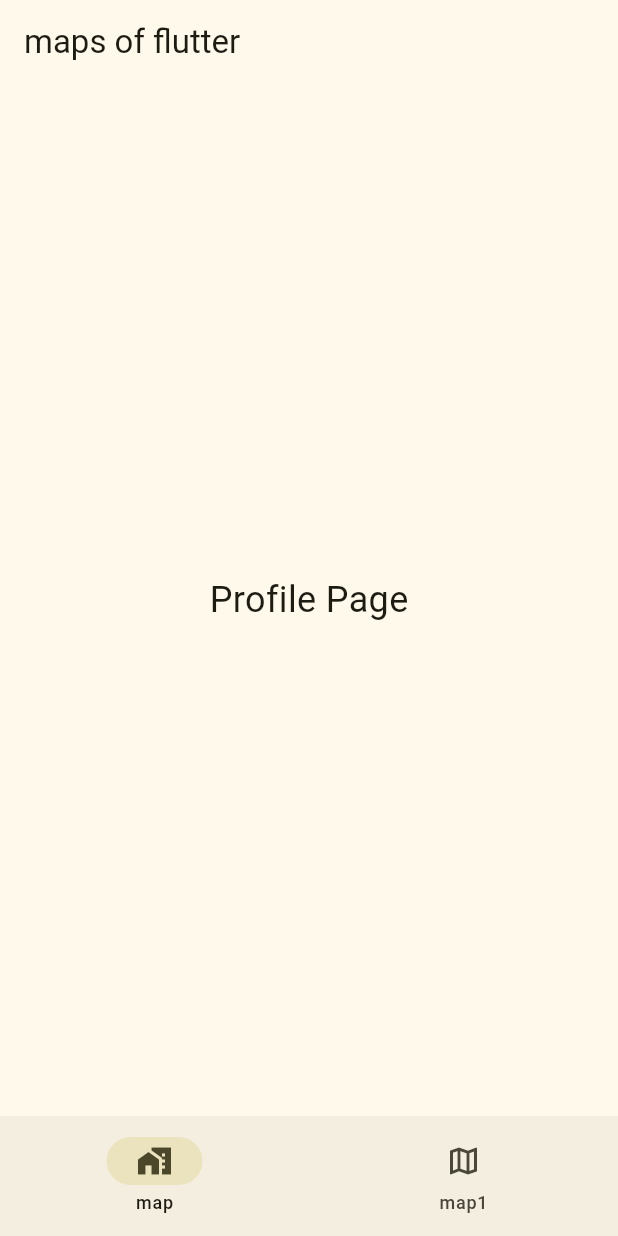
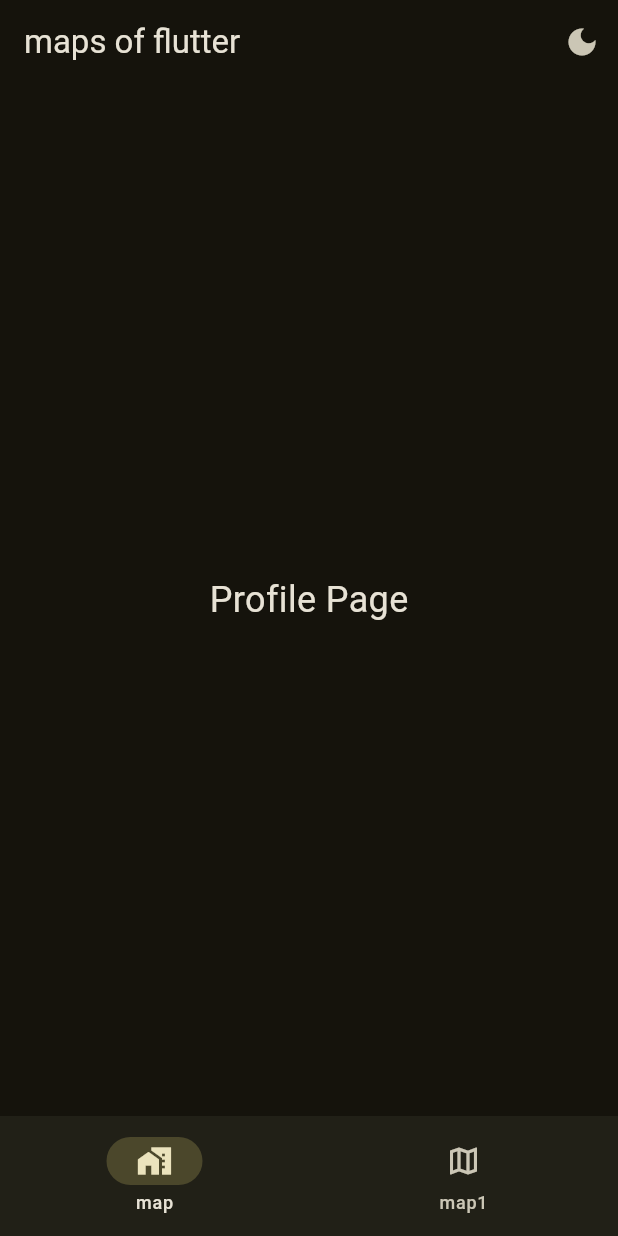
Before and after one commit to Abed-Al-Hussien-Saeed/learning-flutter-basics-, a Flutter app: the screen it shows after launch, on a phone screen of 412 x 824 dp. Run offline on Flutter 3.47's test engine with Material 3 defaults, Android fonts, the phone set to English and light mode, and no system bars.

Commit message:
the chalnge of changing the the theme using value notifiers

```diff
--- a/lib/Views/pages/Widget_tree.dart
+++ b/lib/Views/pages/Widget_tree.dart
@@ -12,7 +12,22 @@ class WidgetTree extends StatelessWidget {
   @override
   Widget build(BuildContext context) {
     return Scaffold(
-      appBar: AppBar(title: Text('maps of flutter')), // or add drawer here
+      appBar: AppBar(
+        title: Text('maps of flutter'),
+        actions: [
+          IconButton(
+            onPressed: () {
+              IsDarkModeNotifier.value = !IsDarkModeNotifier.value;
+            },
+            icon: ValueListenableBuilder(
+              valueListenable: IsDarkModeNotifier,
+              builder: (context, Isdartkmode, child) {
+                return Icon(Isdartkmode ? Icons.dark_mode : Icons.light_mode);
+              },
+            ),
+          ),
+        ],
+      ), // or add drawer here
       bottomNavigationBar: navB(),
       body: ValueListenableBuilder(
         valueListenable: selectedPageNotifier,
--- a/lib/data/notifires.dart
+++ b/lib/data/notifires.dart
@@ -3,3 +3,5 @@
 import 'package:flutter/material.dart';
 
 ValueNotifier<int> selectedPageNotifier = ValueNotifier(0);
+
+ValueNotifier<bool> IsDarkModeNotifier = ValueNotifier(true);
--- a/lib/main.dart
+++ b/lib/main.dart
@@ -1,5 +1,6 @@
 import 'package:flutter/material.dart';
 import 'package:the_ultimate_flutter_tutorial_for_beginners/Views/pages/Widget_tree.dart';
+import 'package:the_ultimate_flutter_tutorial_for_beginners/data/notifires.dart';
 
 void main() {
   runApp(const MyApp());
@@ -17,13 +18,20 @@ class _MyAppState extends State<MyApp> {
   int currentIndex = 0;
   @override
   Widget build(BuildContext context) {
-    return MaterialApp(
-      debugShowCheckedModeBanner: false,
-      theme: ThemeData(
-        colorScheme: ColorScheme.fromSeed(seedColor: Colors.yellow),
-        brightness: Brightness.light,
-         ),
-      home: WidgetTree(),
+    return ValueListenableBuilder(
+      valueListenable: IsDarkModeNotifier,
+      builder: (context, IsDarkMode, child) {
+        return MaterialApp(
+          debugShowCheckedModeBanner: false,
+          theme: ThemeData(
+            colorScheme: ColorScheme.fromSeed(
+              seedColor: Colors.yellow,
+              brightness: IsDarkMode ? Brightness.dark : Brightness.light,
+            ),
+          ),
+          home: WidgetTree(),
+        );
+      },
     );
   }
 }
```
Also changed, not shown: 3 other files.
